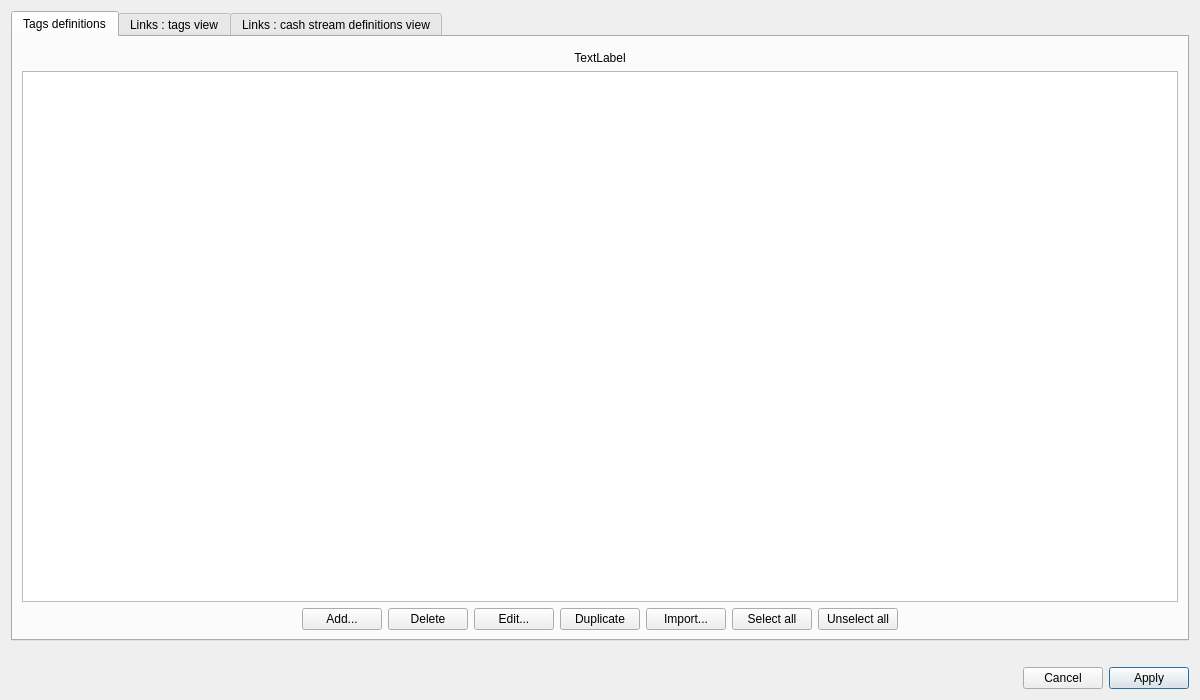
Qt form src/managetagsdialog.ui (redmoon1945/gbp) before a commit.
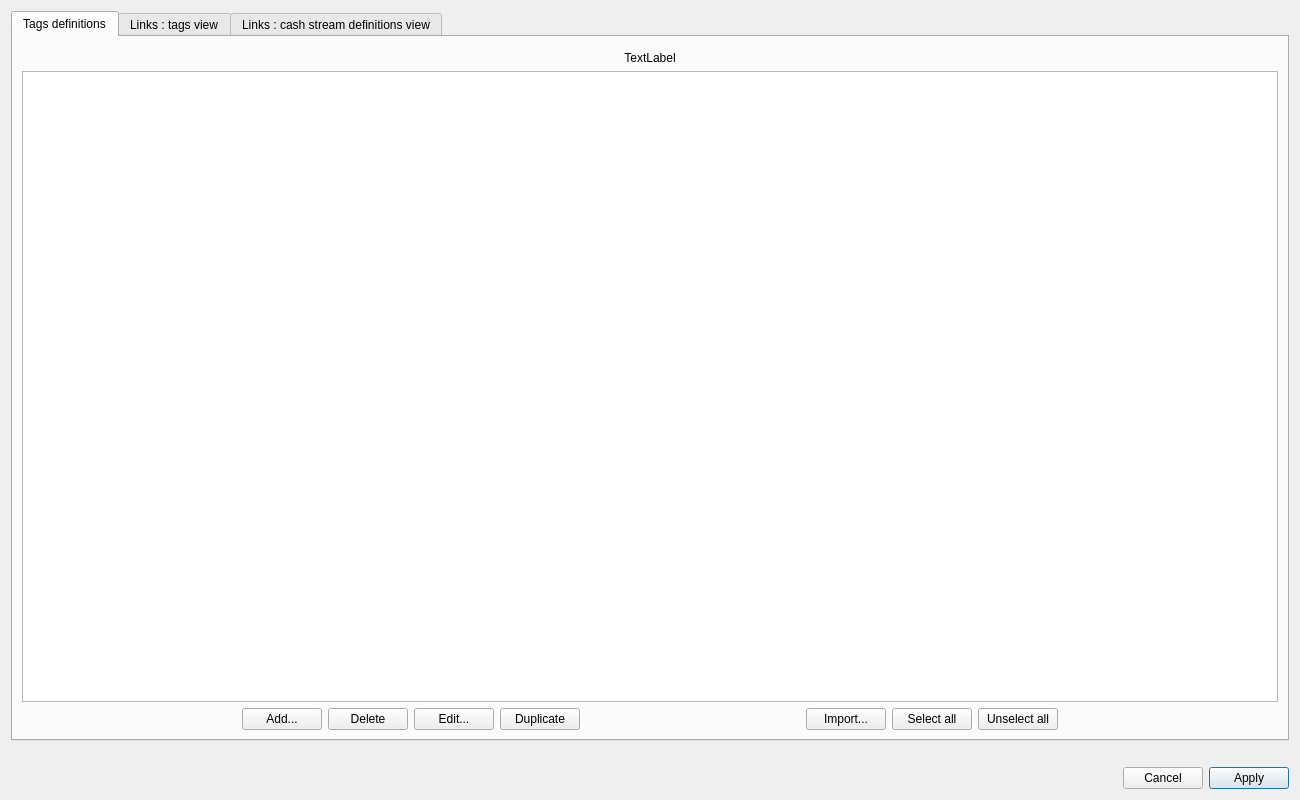
The same form after that commit. The open tabs and pages were chosen to show the change.

```diff
--- a/src/managetagsdialog.ui
+++ b/src/managetagsdialog.ui
@@ -6,8 +6,8 @@
    <rect>
     <x>0</x>
     <y>0</y>
-    <width>1200</width>
-    <height>700</height>
+    <width>1300</width>
+    <height>800</height>
    </rect>
   </property>
   <property name="windowTitle">
@@ -140,6 +140,22 @@
              </property>
             </widget>
            </item>
+           <item>
+            <spacer name="horizontalSpacer_4">
+             <property name="orientation">
+              <enum>Qt::Orientation::Horizontal</enum>
+             </property>
+             <property name="sizeType">
+              <enum>QSizePolicy::Policy::Expanding</enum>
+             </property>
+             <property name="sizeHint" stdset="0">
+              <size>
+               <width>40</width>
+               <height>20</height>
+              </size>
+             </property>
+            </spacer>
+           </item>
            <item>
             <widget class="QPushButton" name="tagsDefImportPushButton">
              <property name="toolTip">
```
Left out of the diff: 5 changed lines with no effect on the pictures.
